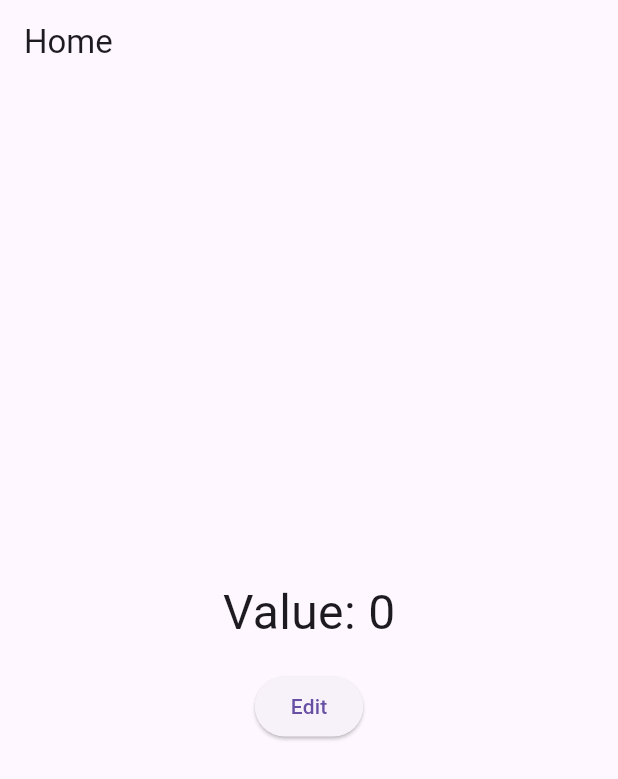
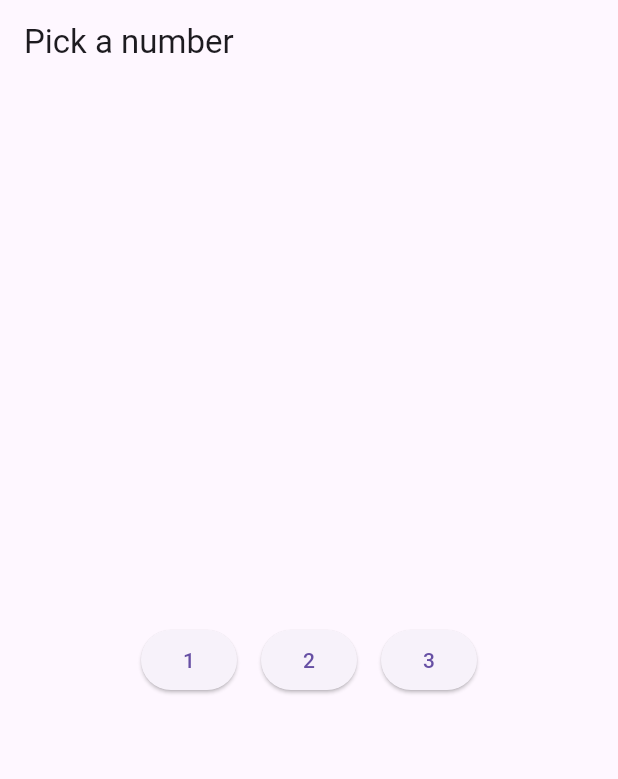
Before and after one commit to gulhayitova/Mobile_programming, a Flutter app: the screen it shows after launch, on a phone screen of 412 x 824 dp. Shown: the top 779 px of the screen. Run offline on Flutter 3.47's test engine with Material 3 defaults, Android fonts, the phone set to English and light mode, and no system bars.

Commit message:
Category 4 Task 2

```diff
--- a/Lab 5/nav_lab/lib/main.dart
+++ b/Lab 5/nav_lab/lib/main.dart
@@ -1,40 +1,35 @@
 import 'package:flutter/material.dart';
 
-void main() => runApp(const MaterialApp(home: HomeScreen()));
-
-class HomeScreen extends StatefulWidget {
-  const HomeScreen({super.key});
-
-  @override
-  State<HomeScreen> createState() => _HomeScreenState();
+void main() {
+  runApp(MaterialApp(
+    initialRoute: '/',
+    routes: {
+      '/': (context) => const HomeScreen(),
+      '/square': (context) => const SquareScreen(),
+    },
+  ));
 }
 
-class _HomeScreenState extends State<HomeScreen> {
-  int _value = 0;
-
-  Future<void> _edit() async {
-    final result = await Navigator.push<int>(
-      context,
-      MaterialPageRoute(builder: (context) => EditorScreen(initial: _value)),
-    );
-    if (!mounted) return;
-    // Back arrow / system back gives null: keep the old value.
-    if (result != null) {
-      setState(() => _value = result);
-    }
-  }
+class HomeScreen extends StatelessWidget {
+  const HomeScreen({super.key});
 
   @override
   Widget build(BuildContext context) {
     return Scaffold(
-      appBar: AppBar(title: const Text('Home')),
+      appBar: AppBar(title: const Text('Pick a number')),
       body: Center(
-        child: Column(
+        child: Row(
           mainAxisSize: MainAxisSize.min,
           children: [
-            Text('Value: $_value', style: const TextStyle(fontSize: 32)),
-            const SizedBox(height: 16),
-            ElevatedButton(onPressed: _edit, child: const Text('Edit')),
+            for (final n in [1, 2, 3])
+              Padding(
+                padding: const EdgeInsets.all(8),
+                child: ElevatedButton(
+                  child: Text('$n'),
+                  onPressed: () =>
+                      Navigator.pushNamed(context, '/square', arguments: n),
+                ),
+              ),
           ],
         ),
       ),
@@ -42,48 +37,16 @@ class _HomeScreenState extends State<HomeScreen> {
   }
 }
 
-class EditorScreen extends StatefulWidget {
-  final int initial;
-  const EditorScreen({super.key, required this.initial});
-
-  @override
-  State<EditorScreen> createState() => _EditorScreenState();
-}
-
-class _EditorScreenState extends State<EditorScreen> {
-  late int _value = widget.initial;
+class SquareScreen extends StatelessWidget {
+  const SquareScreen({super.key});
 
   @override
   Widget build(BuildContext context) {
+    final n = ModalRoute.of(context)!.settings.arguments as int;
     return Scaffold(
-      appBar: AppBar(title: const Text('Editor')),
+      appBar: AppBar(title: const Text('Square')),
       body: Center(
-        child: Column(
-          mainAxisSize: MainAxisSize.min,
-          children: [
-            Text('$_value', style: const TextStyle(fontSize: 48)),
-            const SizedBox(height: 16),
-            Row(
-              mainAxisSize: MainAxisSize.min,
-              children: [
-                ElevatedButton(
-                  onPressed: () => setState(() => _value--),
-                  child: const Text('-'),
-                ),
-                const SizedBox(width: 16),
-                ElevatedButton(
-                  onPressed: () => setState(() => _value++),
-                  child: const Text('+'),
-                ),
-              ],
-            ),
-            const SizedBox(height: 24),
-            ElevatedButton(
-              onPressed: () => Navigator.pop(context, _value),
-              child: const Text('Save'),
-            ),
-          ],
-        ),
+        child: Text('$n squared is ${n * n}', style: const TextStyle(fontSize: 28)),
       ),
     );
   }
```
